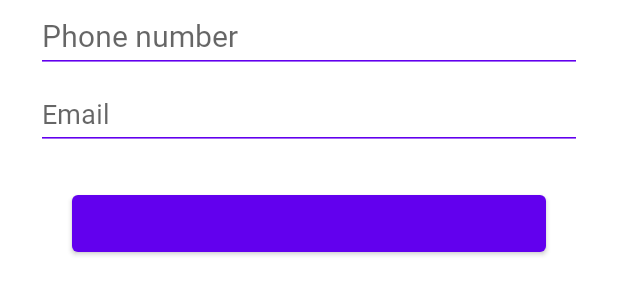
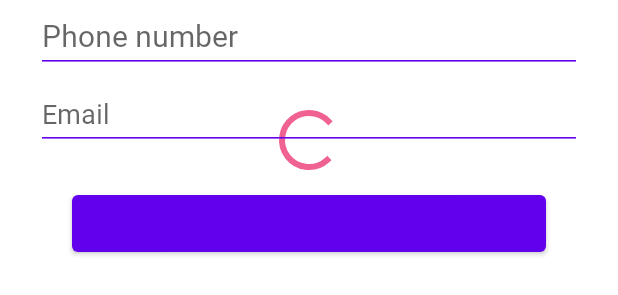
Before and after one commit to NaZeRhal/AndroidContactsApp, an Android app: the layout fragment_contact_detail.xml on its own in the app's theme, with its tools: preview values and no code run, on a phone screen of 412 x 824 dp. Shown: the part 478-773 px from the top of the screen. Run offline under Robolectric (Android 15) with nearby library versions, the phone set to English and light mode, and no system bars; Roboto replaces fonts that are not available here.

Commit message:
add progress bar

```diff
--- a/app/src/main/java/com/maxrzhe/contactsapp/adapters/BindingAdapters.kt
+++ b/app/src/main/java/com/maxrzhe/contactsapp/adapters/BindingAdapters.kt
@@ -1,6 +1,7 @@
 package com.maxrzhe.contactsapp.adapters
 
 import android.net.Uri
+import android.view.View
 import android.widget.ImageView
 import androidx.databinding.BindingAdapter
 import com.maxrzhe.contactsapp.R
@@ -13,3 +14,8 @@ fun imageUri(view: ImageView, imageUriString: String?) {
         view.setImageURI(Uri.parse(imageUriString))
     }
 }
+
+@BindingAdapter("app:toggleVisibility")
+fun toggleVisibility(v: View, isVisible: Boolean) {
+    v.visibility = if (isVisible) View.VISIBLE else View.GONE
+}
--- a/app/src/main/java/com/maxrzhe/contactsapp/viewmodel/ContactDetailViewModel.kt
+++ b/app/src/main/java/com/maxrzhe/contactsapp/viewmodel/ContactDetailViewModel.kt
@@ -28,6 +28,8 @@ class ContactDetailViewModel(private val app: Application) :
     val image = ObservableField("")
     val isChanging = ObservableBoolean(false)
 
+    val isLoading = ObservableBoolean(true)
+
     val imageTextRes: ObservableField<String?> =
         object : ObservableField<String?>(isChanging) {
             override fun get(): String {
@@ -47,6 +49,7 @@ class ContactDetailViewModel(private val app: Application) :
         }
 
     fun manageSelectedId(selectedId: Long) {
+        isLoading.set(true)
         viewModelScope.launch {
             id.set(selectedId)
             val contact =
@@ -56,6 +59,7 @@ class ContactDetailViewModel(private val app: Application) :
             phone.set(contact?.phone ?: "")
             image.set(contact?.image ?: "")
             isChanging.set(id.get() != null && id.get()!! > 0)
+            isLoading.set(false)
         }
     }
 
--- a/app/src/main/res/layout/fragment_contact_detail.xml
+++ b/app/src/main/res/layout/fragment_contact_detail.xml
@@ -1,6 +1,7 @@
 <?xml version="1.0" encoding="utf-8"?>
 <layout xmlns:android="http://schemas.android.com/apk/res/android"
-    xmlns:app="http://schemas.android.com/apk/res-auto">
+    xmlns:app="http://schemas.android.com/apk/res-auto"
+    xmlns:tools="http://schemas.android.com/tools">
 
     <data>
 
@@ -9,12 +10,29 @@
             type="com.maxrzhe.contactsapp.viewmodel.ContactDetailViewModel" />
     </data>
 
-    <ScrollView
+    <androidx.constraintlayout.widget.ConstraintLayout
         android:layout_width="match_parent"
         android:layout_height="match_parent"
-        android:background="@color/white"
+        android:background="?attr/colorOnPrimary">
+
+        <ProgressBar
+            android:id="@+id/pb_detail"
+            android:layout_width="wrap_content"
+            android:layout_height="wrap_content"
+            app:layout_constraintBottom_toBottomOf="parent"
+            app:layout_constraintEnd_toEndOf="parent"
+            app:layout_constraintStart_toStartOf="parent"
+            app:layout_constraintTop_toTopOf="parent"
+            app:toggleVisibility="@{viewModel.isLoading}"
+            tools:visibility="visible" />
+
+        <ScrollView
+            android:id="@+id/sv_detail"
+            android:layout_width="match_parent"
+            android:layout_height="match_parent"
             android:clickable="true"
-        android:focusable="true">
+            android:focusable="true"
+            app:toggleVisibility="@{!viewModel.isLoading}">
 
             <androidx.constraintlayout.widget.ConstraintLayout
                 android:layout_width="match_parent"
@@ -136,4 +154,7 @@
 
             </androidx.constraintlayout.widget.ConstraintLayout>
         </ScrollView>
+    </androidx.constraintlayout.widget.ConstraintLayout>
+
+
 </layout>
--- a/app/src/main/res/values-night/themes.xml
+++ b/app/src/main/res/values-night/themes.xml
@@ -4,11 +4,11 @@
         <!-- Primary brand color. -->
         <item name="colorPrimary">@color/purple_200</item>
         <item name="colorPrimaryVariant">@color/purple_700</item>
-        <item name="colorOnPrimary">@color/black</item>
+        <item name="colorOnPrimary">#232323</item>
         <!-- Secondary brand color. -->
         <item name="colorSecondary">@color/teal_200</item>
         <item name="colorSecondaryVariant">@color/teal_200</item>
-        <item name="colorOnSecondary">@color/black</item>
+        <item name="colorOnSecondary">@color/white</item>
         <!-- Status bar color. -->
         <item name="android:statusBarColor" tools:targetApi="l">?attr/colorPrimaryVariant</item>
         <!-- Customize your theme here. -->
```
Lines whose indentation alone changed are shown as unchanged.
